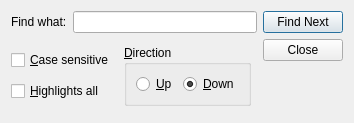
This is source/fb2find.ui in lintest/fb2edit as Qt 5 draws it before an edit. The edited form follows.
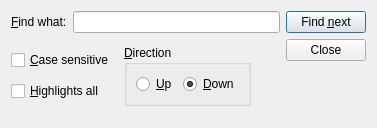
This is the edited form.

Patch:
```diff
--- a/source/fb2find.ui
+++ b/source/fb2find.ui
@@ -6,8 +6,8 @@
    <rect>
     <x>0</x>
     <y>0</y>
-    <width>347</width>
-    <height>122</height>
+    <width>377</width>
+    <height>128</height>
    </rect>
   </property>
   <property name="sizePolicy">
@@ -37,7 +37,10 @@
         </sizepolicy>
        </property>
        <property name="text">
-        <string>Find what:</string>
+        <string>&amp;Find what:</string>
+       </property>
+       <property name="buddy">
+        <cstring>editText</cstring>
        </property>
       </widget>
      </item>
@@ -51,7 +54,7 @@
      <item>
       <widget class="QPushButton" name="btnFind">
        <property name="text">
-        <string>Find Next</string>
+        <string>Find &amp;next</string>
        </property>
        <property name="default">
         <bool>true</bool>
```
